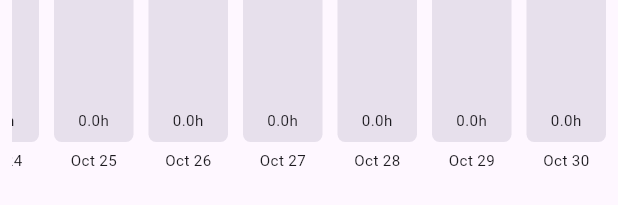
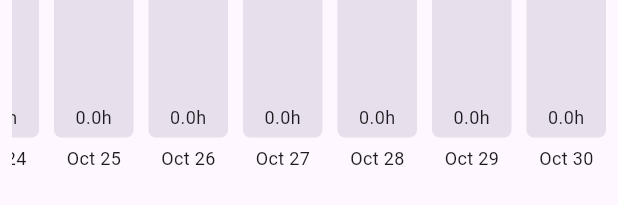
Before and after one commit to siddharthroy12/timebrew, a Flutter app: the Stats widget shown alone on an empty page, opened directly, on a phone screen of 412 x 824 dp. Shown: the part 1013-1218 px from the top of the screen. Run offline on Flutter 3.47's test engine with Material 2 defaults, Android fonts, the phone set to English and light mode, and no system bars; drawn by our look-alikes of dynamic_color; our stand-ins replace file_picker, isar, permission_handler; accounts and stored records are empty; generated files the repository leaves out were written again.

Commit message:
Made stats scroll with mouse wheel and changed font size

```diff
--- a/lib/tabs/stats.dart
+++ b/lib/tabs/stats.dart
@@ -1,3 +1,4 @@
+import 'package:flutter/gestures.dart';
 import 'package:flutter/material.dart';
 import 'package:isar/isar.dart';
 import 'package:timebrew/extensions/hex_color.dart';
@@ -139,7 +140,7 @@ class _StatsState extends State<Stats> with AutomaticKeepAliveClientMixin {
                             ),
                             child: Text(
                               '${hour.totalHours.toStringAsFixed(1)}h',
-                              style: const TextStyle(fontSize: 10.1),
+                              style: const TextStyle(fontSize: 12),
                               textAlign: TextAlign.center,
                               overflow: TextOverflow.visible,
                             ),
@@ -155,7 +156,7 @@ class _StatsState extends State<Stats> with AutomaticKeepAliveClientMixin {
               ),
               Text(
                 hour.moment.split(',')[0],
-                style: const TextStyle(fontSize: 10.1),
+                style: const TextStyle(fontSize: 12),
               ),
             ],
           ),
@@ -221,6 +222,13 @@ class _StatsState extends State<Stats> with AutomaticKeepAliveClientMixin {
             builder: (context, snapshot) {
               final bars = snapshot.data!;
               return Expanded(
+                child: Listener(
+                  onPointerSignal: (event) {
+                    if (event is PointerScrollEvent) {
+                      final offset = event.scrollDelta.dy;
+                      scrollController.jumpTo(scrollController.offset + offset);
+                    }
+                  },
                   child: Scrollbar(
                     controller: scrollController,
                     child: Padding(
@@ -236,6 +244,7 @@ class _StatsState extends State<Stats> with AutomaticKeepAliveClientMixin {
                         itemBuilder: (context, index) {
                           return bars[index];
                         },
+                      ),
                     ),
                   ),
                 ),
```
Lines whose indentation alone changed are shown as unchanged.
